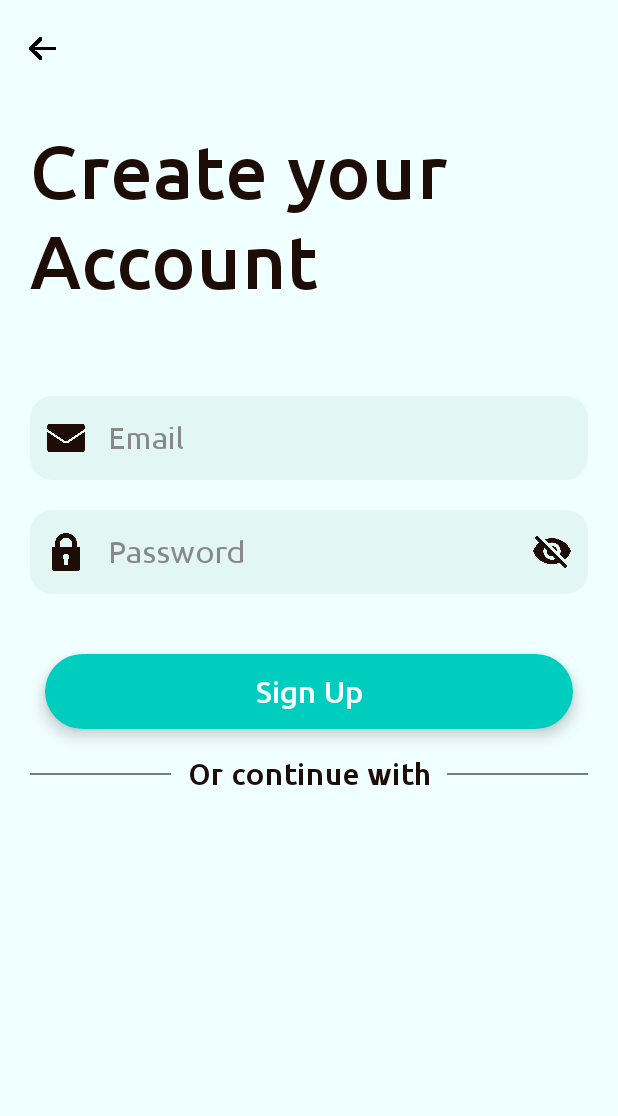
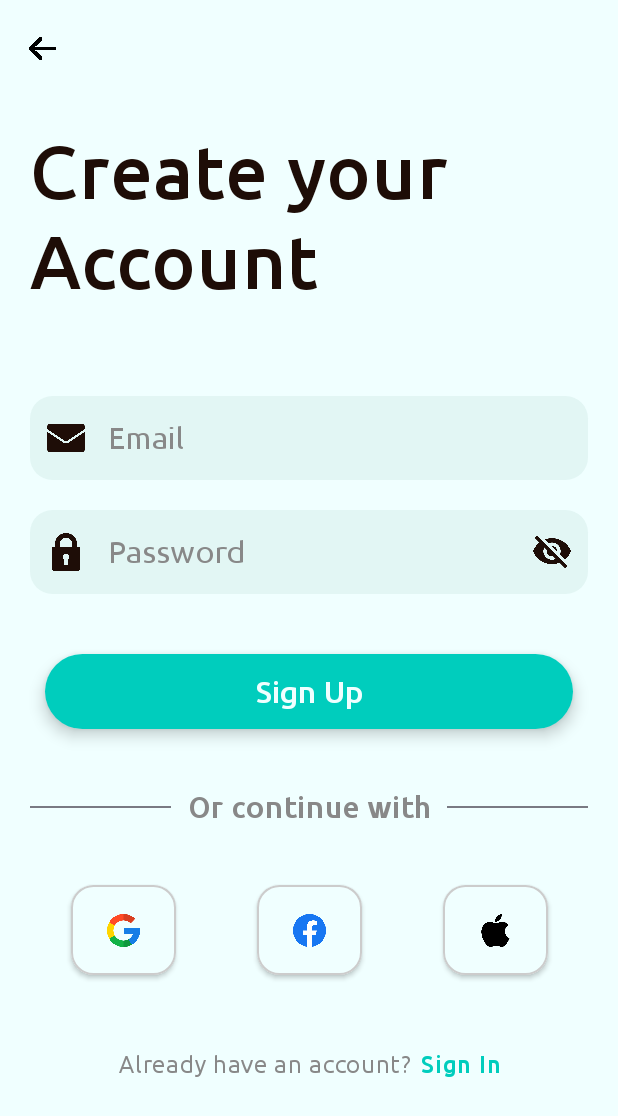
Before and after one commit to Shahnawazk7944/AI_Chat_Application_ZERU_With_MVVM_Retrofit_ROOM_GoogleGeminiAI, an Android app built with Jetpack Compose: the SignUp screen opened through its navigation route, on a phone screen of 412 x 824 dp. Shown: the top 1116 px of the screen. Run offline under Robolectric (Android 15) with nearby library versions, the phone set to English and light mode, and no system bars.

Commit message:
Create Screen UI done
Co-Authored-By: Iycs2122 <154696547+iycs2122@users.noreply.github.com>

```diff
--- a/app/src/main/java/com/example/ai_chat_application_zeru_with_mvvm_retrofit_room/screen/SignUp.kt
+++ b/app/src/main/java/com/example/ai_chat_application_zeru_with_mvvm_retrofit_room/screen/SignUp.kt
@@ -2,6 +2,7 @@ package com.example.ai_chat_application_zeru_with_mvvm_retrofit_room.screen
 
 import androidx.compose.foundation.Image
 import androidx.compose.foundation.background
+import androidx.compose.foundation.clickable
 import androidx.compose.foundation.layout.Arrangement
 import androidx.compose.foundation.layout.Column
 import androidx.compose.foundation.layout.Row
@@ -11,6 +12,7 @@ import androidx.compose.foundation.layout.fillMaxWidth
 import androidx.compose.foundation.layout.height
 import androidx.compose.foundation.layout.padding
 import androidx.compose.foundation.layout.size
+import androidx.compose.foundation.layout.width
 import androidx.compose.foundation.shape.RoundedCornerShape
 import androidx.compose.foundation.text.KeyboardOptions
 import androidx.compose.material3.Divider
@@ -42,8 +44,11 @@ import androidx.compose.ui.unit.sp
 import androidx.navigation.NavHostController
 import androidx.navigation.compose.rememberNavController
 import com.example.ai_chat_application_zeru_with_mvvm_retrofit_room.R
+import com.example.ai_chat_application_zeru_with_mvvm_retrofit_room.navigation.Screen
 import com.example.ai_chat_application_zeru_with_mvvm_retrofit_room.screen.components.MainButton
+import com.example.ai_chat_application_zeru_with_mvvm_retrofit_room.screen.components.ThirdPartyAuthButtonWithOutTitle
 import com.example.ai_chat_application_zeru_with_mvvm_retrofit_room.ui.theme.GrayColor
+import com.example.ai_chat_application_zeru_with_mvvm_retrofit_room.ui.theme.LightGrayColor
 import com.example.ai_chat_application_zeru_with_mvvm_retrofit_room.ui.theme.PrimaryBackground
 import com.example.ai_chat_application_zeru_with_mvvm_retrofit_room.ui.theme.PrimaryColor
 import com.example.ai_chat_application_zeru_with_mvvm_retrofit_room.ui.theme.PrimaryFontColor
@@ -205,7 +210,7 @@ fun SignUp(navController: NavHostController) {
                 eventText = "Sign Up", modifier = Modifier
             )
 
-            Spacer(modifier = Modifier.height(8.dp))
+            Spacer(modifier = Modifier.height(30.dp))
             Row(
                 Modifier.fillMaxWidth(),
                 verticalAlignment = Alignment.CenterVertically,
@@ -217,10 +222,53 @@ fun SignUp(navController: NavHostController) {
                     fontFamily = ubuntu,
                     fontSize = 20.sp,
                     fontWeight = FontWeight.Medium,
-                    color = PrimaryFontColor,
+                    color = GrayColor,
                     textAlign = TextAlign.Center,
                 )
                 Divider(Modifier.weight(2f))
+            }
+            Spacer(modifier = Modifier.height(30.dp))
+            Row (
+                modifier = Modifier.fillMaxWidth(),
+                horizontalArrangement = Arrangement.SpaceAround,
+                verticalAlignment = Alignment.CenterVertically
+            ){
+                ThirdPartyAuthButtonWithOutTitle(
+                    onClick = { /*TODO*/ }, icon = R.drawable.google, modifier = Modifier
+                )
+                ThirdPartyAuthButtonWithOutTitle(
+                    onClick = { /*TODO*/ }, icon = R.drawable.facebook, modifier = Modifier
+                )
+                ThirdPartyAuthButtonWithOutTitle(
+                    onClick = { /*TODO*/ }, icon = R.drawable.apple, modifier = Modifier
+                )
+            }
+            Spacer(modifier = Modifier.height(30.dp))
+            Row(
+                Modifier
+                    .padding(top = 8.dp)
+                    .fillMaxWidth(),
+                verticalAlignment = Alignment.CenterVertically,
+                horizontalArrangement = Arrangement.Center
+            ) {
+                Text(
+                    "Already have an account?",
+                    fontFamily = ubuntu,
+                    fontSize = 16.sp,
+                    fontWeight = FontWeight.Normal,
+                    color = Color.Gray,
+                    textAlign = TextAlign.Center,
+                )
+                Spacer(modifier = Modifier.width(5.dp))
+                Text(
+                    "Sign In",
+                    fontFamily = ubuntu,
+                    fontSize = 16.sp,
+                    fontWeight = FontWeight.Medium,
+                    color = PrimaryColor,
+                    textAlign = TextAlign.Center,
+                    modifier = Modifier.clickable { navController.navigate(Screen.SignUp.route) }
+                )
             }
         }
     }
--- /dev/null
+++ b/app/src/main/java/com/example/ai_chat_application_zeru_with_mvvm_retrofit_room/screen/components/ThirdPartyAuthButtonWithOutTitle.kt
@@ -0,0 +1,60 @@
+package com.example.ai_chat_application_zeru_with_mvvm_retrofit_room.screen.components
+
+
+import androidx.compose.foundation.BorderStroke
+import androidx.compose.foundation.layout.Arrangement
+import androidx.compose.foundation.layout.Row
+import androidx.compose.foundation.layout.fillMaxSize
+import androidx.compose.foundation.layout.fillMaxWidth
+import androidx.compose.foundation.layout.height
+import androidx.compose.foundation.layout.padding
+import androidx.compose.foundation.layout.size
+import androidx.compose.foundation.layout.width
+import androidx.compose.foundation.shape.RoundedCornerShape
+import androidx.compose.material3.Button
+import androidx.compose.material3.ButtonDefaults
+import androidx.compose.material3.Icon
+import androidx.compose.runtime.Composable
+import androidx.compose.ui.Alignment
+import androidx.compose.ui.Modifier
+import androidx.compose.ui.graphics.Color
+import androidx.compose.ui.res.painterResource
+import androidx.compose.ui.unit.dp
+import com.example.ai_chat_application_zeru_with_mvvm_retrofit_room.ui.theme.PrimaryBackground
+
+@Composable
+fun ThirdPartyAuthButtonWithOutTitle(
+    onClick: () -> Unit,
+    icon: Int,
+    modifier: Modifier
+) {
+    Button(
+        onClick = onClick,
+        modifier = modifier
+            .width(90.dp)
+            .height(80.dp)
+            .padding(10.dp),
+        shape = RoundedCornerShape(15.dp),
+        elevation = ButtonDefaults.buttonElevation(
+            defaultElevation = 2.dp,
+            pressedElevation = 0.dp
+        ),
+        border = BorderStroke(1.dp, color = Color.LightGray),
+        colors = ButtonDefaults.buttonColors(
+            containerColor = PrimaryBackground,
+            //contentColor = SecondaryFontColor
+        )
+    ) {
+        Row(
+            modifier = Modifier.fillMaxSize(),
+            verticalAlignment = Alignment.CenterVertically,
+            horizontalArrangement = Arrangement.Center
+        ) {
+            Icon(
+                painter = painterResource(id = icon),
+                contentDescription = "null",
+                tint = Color.Unspecified, modifier = Modifier.size(40.dp)
+            )
+        }
+    }
+}
```
